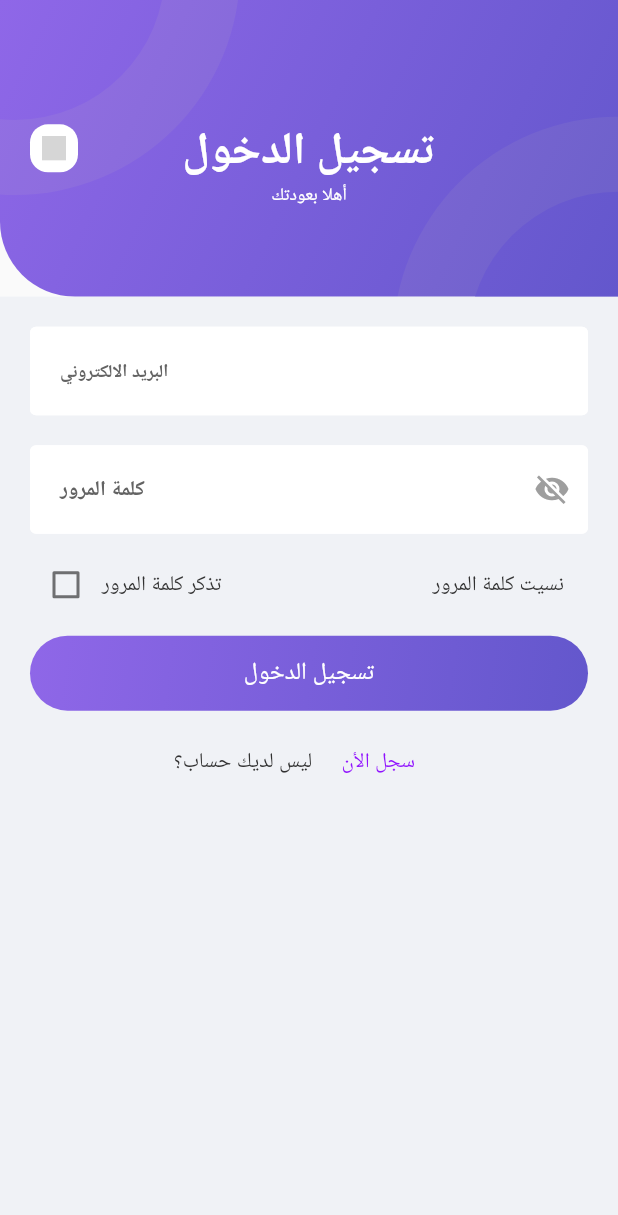
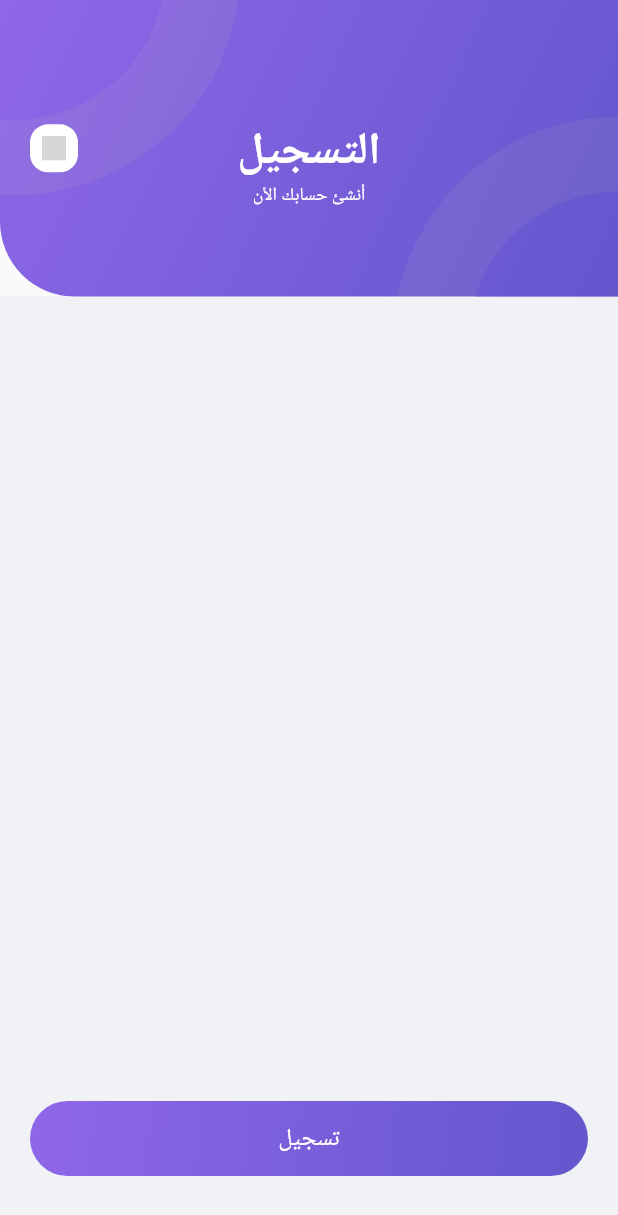
Before and after one commit to mmdissam/Jameia---Flutter, a Flutter app: the screen it shows after launch, after a tap on "سجل الأن", on a phone screen of 412 x 824 dp. Shown: the top 1215 px of the screen. Run offline on Flutter 3.47's test engine with Material 2 defaults, Android fonts, the phone set to English and light mode, and no system bars; our stand-ins replace flutter_svg, google_fonts; Roboto replaces fonts that are missing (Cairo); grey boxes are pictures that could not be loaded.

Commit message:
add signIn screen

```diff
--- a/lib/screens/login/login.dart
+++ b/lib/screens/login/login.dart
@@ -1,6 +1,7 @@
 import 'package:flutter/cupertino.dart';
 import 'package:flutter/material.dart';
 import 'package:jameiaapps/constants.dart';
+import 'package:jameiaapps/screens/sign_in/sign_in.dart';
 import 'package:jameiaapps/shared_ui/app_bar/shared_appBar.dart';
 import 'package:jameiaapps/shared_ui/button/gradient_button.dart';
 
@@ -163,7 +164,10 @@ class _LoginState extends State<Login> {
           style: TextStyle(color:Color(0XFF313131), fontSize: 14),
         ),
         FlatButton(
-          onPressed: () {},
+          onPressed:  () =>  Navigator.pushReplacement(
+              context,
+              MaterialPageRoute(
+                  builder: (context) => SignIn())) ,
           child: Text(
             'سجل الأن',
             style: TextStyle(fontSize: 14, color: Color(0XFF9013FE)),
--- a/lib/screens/sign_in/sign_in.dart
+++ b/lib/screens/sign_in/sign_in.dart
@@ -0,0 +1,43 @@
+import 'package:flutter/material.dart';
+import 'package:jameiaapps/constants.dart';
+import 'package:jameiaapps/shared_ui/app_bar/shared_appBar.dart';
+import 'package:jameiaapps/shared_ui/button/gradient_button.dart';
+
+class SignIn extends StatefulWidget {
+  @override
+  _SignInState createState() => _SignInState();
+}
+
+class _SignInState extends State<SignIn> {
+  @override
+  Widget build(BuildContext context) {
+    return Scaffold(
+      body: Column(
+        children: <Widget>[
+          SharedAppBar(title: 'التسجيل', subtitle: 'أنشئ حسابك الأن'),
+          Expanded(
+            child: Container(
+              width: double.infinity,
+              height: double.infinity,
+              color: kBackgroundColor,
+              child: Padding(
+                padding: const EdgeInsets.all(kDefaultPadding),
+                child: Column(
+                  mainAxisAlignment: MainAxisAlignment.end,
+                  children: <Widget>[
+                     Align(
+                       alignment: Alignment.bottomCenter,
+                       child: Padding(
+                        padding: EdgeInsets.only(bottom: kDefaultPadding),
+                        child: gradientButton(context, 'تسجيل'),
+                    ),
+                     ),
+                  ],
+                ),
+              ),),
+          ),
+        ],
+      ),
+    );
+  }
+}
```
